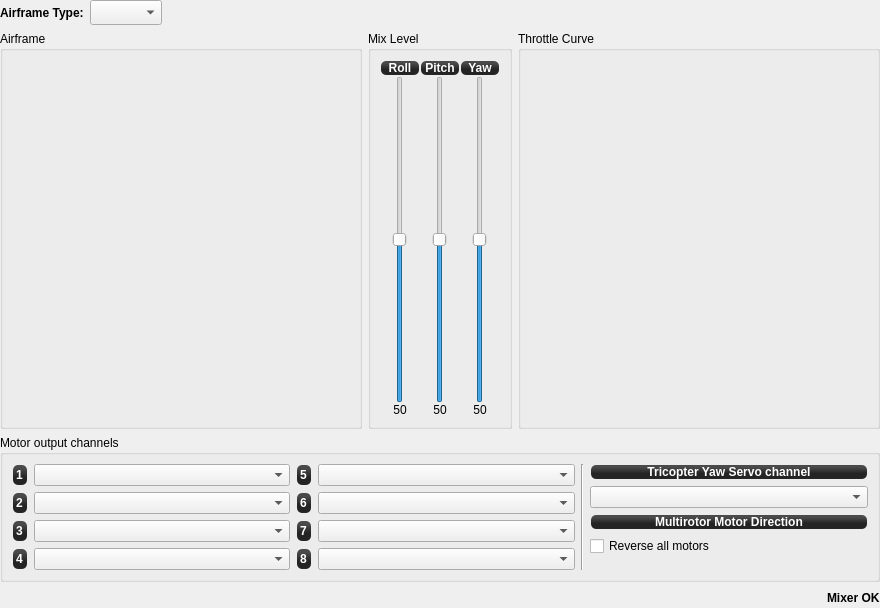
Before: the Qt Designer form ground/openpilotgcs/src/plugins/config/airframe_multirotor.ui in openpilot/OpenPilot, drawn with Qt 5.
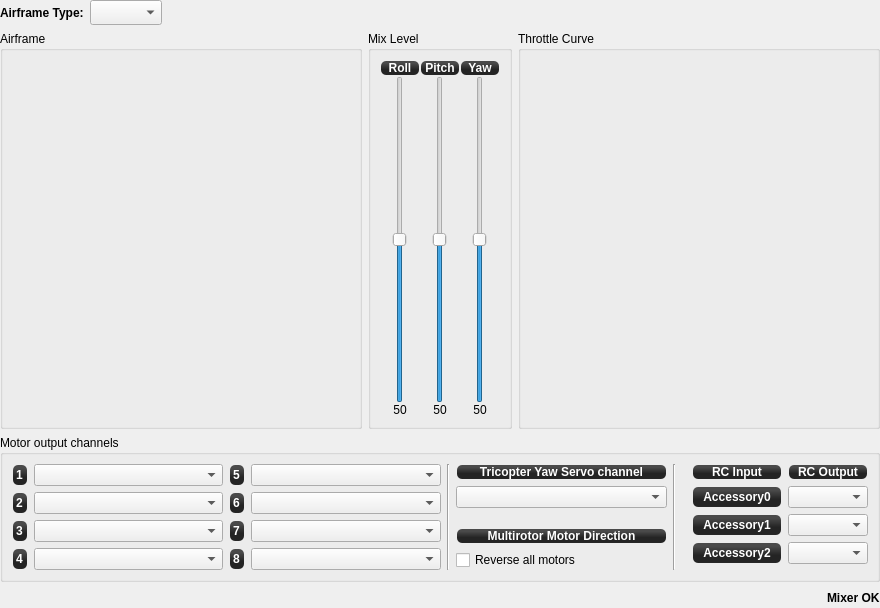
After: the same form once the commit is applied. Custom widgets are drawn as their Qt base class.

Commit message: OP-1698 First commit : Add Accessory0,1,2 to Output

What changed in the file:
```diff
--- a/ground/openpilotgcs/src/plugins/config/airframe_multirotor.ui
+++ b/ground/openpilotgcs/src/plugins/config/airframe_multirotor.ui
@@ -511,7 +511,7 @@
      <property name="title">
       <string>Motor output channels</string>
      </property>
-     <layout class="QGridLayout" name="gridLayout_7" columnstretch="1,1,0,0,1">
+     <layout class="QGridLayout" name="gridLayout_7" columnstretch="1,1,0,0,1,0,0">
       <property name="leftMargin">
        <number>9</number>
       </property>
@@ -524,19 +524,31 @@
       <property name="bottomMargin">
        <number>9</number>
       </property>
-      <item row="0" column="0" rowspan="5">
-       <layout class="QFormLayout" name="formLayout_3">
+      <item row="0" column="6" rowspan="5">
+       <layout class="QFormLayout" name="formLayout">
         <property name="sizeConstraint">
          <enum>QLayout::SetMaximumSize</enum>
         </property>
         <property name="fieldGrowthPolicy">
          <enum>QFormLayout::AllNonFixedFieldsGrow</enum>
         </property>
-        <property name="verticalSpacing">
-         <number>6</number>
+        <property name="leftMargin">
+         <number>10</number>
         </property>
         <item row="0" column="0">
-         <widget class="QLabel" name="MotorOutputLabel1_2">
+         <widget class="QLabel" name="label_2">
+          <property name="sizePolicy">
+           <sizepolicy hsizetype="Preferred" vsizetype="Preferred">
+            <horstretch>0</horstretch>
+            <verstretch>0</verstretch>
+           </sizepolicy>
+          </property>
+          <property name="minimumSize">
+           <size>
+            <width>90</width>
+            <height>16</height>
+           </size>
+          </property>
           <property name="styleSheet">
            <string notr="true">background-color: qlineargradient(spread:reflect, x1:0.507, y1:0, x2:0.507, y2:0.772, stop:0.208955 rgba(74, 74, 74, 255), stop:0.78607 rgba(36, 36, 36, 255));
 color: rgb(255, 255, 255);
@@ -545,19 +557,59 @@
 margin:1px;</string>
           </property>
           <property name="text">
-           <string>1</string>
+           <string>RC Input</string>
+          </property>
+          <property name="alignment">
+           <set>Qt::AlignCenter</set>
           </property>
          </widget>
         </item>
         <item row="0" column="1">
-         <widget class="QComboBox" name="multiMotorChannelBox1">
+         <widget class="QLabel" name="label_3">
+          <property name="sizePolicy">
+           <sizepolicy hsizetype="Expanding" vsizetype="Preferred">
+            <horstretch>0</horstretch>
+            <verstretch>0</verstretch>
+           </sizepolicy>
+          </property>
+          <property name="minimumSize">
+           <size>
+            <width>80</width>
+            <height>0</height>
+           </size>
+          </property>
           <property name="toolTip">
-           <string>Assign your motor output channels using the drawing above as a reference. Respect propeller rotation.</string>
+           <string>RcOutput channels</string>
+          </property>
+          <property name="styleSheet">
+           <string notr="true">background-color: qlineargradient(spread:reflect, x1:0.507, y1:0, x2:0.507, y2:0.772, stop:0.208955 rgba(74, 74, 74, 255), stop:0.78607 rgba(36, 36, 36, 255));
+color: rgb(255, 255, 255);
+border-radius: 5;
+font: bold 12px;
+margin:1px;</string>
+          </property>
+          <property name="text">
+           <string>RC Output</string>
+          </property>
+          <property name="alignment">
+           <set>Qt::AlignCenter</set>
           </property>
          </widget>
         </item>
         <item row="1" column="0">
-         <widget class="QLabel" name="label_13">
+         <widget class="QLabel" name="label_7">
+          <property name="sizePolicy">
+           <sizepolicy hsizetype="Preferred" vsizetype="Preferred">
+            <horstretch>0</horstretch>
+            <verstretch>0</verstretch>
+           </sizepolicy>
+          </property>
+          <property name="minimumSize">
+           <size>
+            <width>90</width>
+            <height>0</height>
+           </size>
+          </property>
           <property name="styleSheet">
            <string notr="true">background-color: qlineargradient(spread:reflect, x1:0.507, y1:0, x2:0.507, y2:0.772, stop:0.208955 rgba(74, 74, 74, 255), stop:0.78607 rgba(36, 36, 36, 255));
 color: rgb(255, 255, 255);
@@ -566,19 +618,40 @@
 margin:1px;</string>
           </property>
           <property name="text">
-           <string>2</string>
+           <string>Accessory0</string>
+          </property>
+          <property name="alignment">
+           <set>Qt::AlignCenter</set>
           </property>
          </widget>
         </item>
         <item row="1" column="1">
-         <widget class="QComboBox" name="multiMotorChannelBox2">
+         <widget class="QComboBox" name="rcOutputChannelBox1">
+          <property name="sizePolicy">
+           <sizepolicy hsizetype="MinimumExpanding" vsizetype="Fixed">
+            <horstretch>0</horstretch>
+            <verstretch>0</verstretch>
+           </sizepolicy>
+          </property>
+          <property name="minimumSize">
+           <size>
+            <width>80</width>
+            <height>0</height>
+           </size>
+          </property>
           <property name="toolTip">
            <string>Assign your motor output channels using the drawing above as a reference. Respect propeller rotation.</string>
           </property>
          </widget>
         </item>
         <item row="2" column="0">
-         <widget class="QLabel" name="label_14">
+         <widget class="QLabel" name="label_8">
+          <property name="minimumSize">
+           <size>
+            <width>90</width>
+            <height>0</height>
+           </size>
+          </property>
           <property name="styleSheet">
            <string notr="true">background-color: qlineargradient(spread:reflect, x1:0.507, y1:0, x2:0.507, y2:0.772, stop:0.208955 rgba(74, 74, 74, 255), stop:0.78607 rgba(36, 36, 36, 255));
 color: rgb(255, 255, 255);
@@ -587,19 +660,40 @@
 margin:1px;</string>
           </property>
           <property name="text">
-           <string>3</string>
+           <string>Accessory1</string>
+          </property>
+          <property name="alignment">
+           <set>Qt::AlignCenter</set>
           </property>
          </widget>
         </item>
         <item row="2" column="1">
-         <widget class="QComboBox" name="multiMotorChannelBox3">
+         <widget class="QComboBox" name="rcOutputChannelBox2">
+          <property name="sizePolicy">
+           <sizepolicy hsizetype="MinimumExpanding" vsizetype="Fixed">
+            <horstretch>0</horstretch>
+            <verstretch>0</verstretch>
+           </sizepolicy>
+          </property>
+          <property name="minimumSize">
+           <size>
+            <width>80</width>
+            <height>0</height>
+           </size>
+          </property>
           <property name="toolTip">
            <string>Assign your motor output channels using the drawing above as a reference. Respect propeller rotation.</string>
           </property>
          </widget>
         </item>
         <item row="3" column="0">
-         <widget class="QLabel" name="label_15">
+         <widget class="QLabel" name="label_9">
+          <property name="minimumSize">
+           <size>
+            <width>90</width>
+            <height>0</height>
+           </size>
+          </property>
           <property name="styleSheet">
            <string notr="true">background-color: qlineargradient(spread:reflect, x1:0.507, y1:0, x2:0.507, y2:0.772, stop:0.208955 rgba(74, 74, 74, 255), stop:0.78607 rgba(36, 36, 36, 255));
 color: rgb(255, 255, 255);
@@ -608,12 +702,27 @@
 margin:1px;</string>
           </property>
           <property name="text">
-           <string>4</string>
+           <string>Accessory2</string>
+          </property>
+          <property name="alignment">
+           <set>Qt::AlignCenter</set>
           </property>
          </widget>
         </item>
         <item row="3" column="1">
-         <widget class="QComboBox" name="multiMotorChannelBox4">
+         <widget class="QComboBox" name="rcOutputChannelBox3">
+          <property name="sizePolicy">
+           <sizepolicy hsizetype="MinimumExpanding" vsizetype="Fixed">
+            <horstretch>0</horstretch>
+            <verstretch>0</verstretch>
+           </sizepolicy>
+          </property>
+          <property name="minimumSize">
+           <size>
+            <width>80</width>
+            <height>0</height>
+           </size>
+          </property>
           <property name="toolTip">
            <string>Assign your motor output channels using the drawing above as a reference. Respect propeller rotation.</string>
           </property>
@@ -621,6 +730,35 @@
         </item>
        </layout>
       </item>
+      <item row="0" column="4">
+       <widget class="QLabel" name="label_5">
+        <property name="sizePolicy">
+         <sizepolicy hsizetype="Expanding" vsizetype="Fixed">
+          <horstretch>0</horstretch>
+          <verstretch>0</verstretch>
+         </sizepolicy>
+        </property>
+        <property name="minimumSize">
+         <size>
+          <width>0</width>
+          <height>16</height>
+         </size>
+        </property>
+        <property name="styleSheet">
+         <string notr="true">background-color: qlineargradient(spread:reflect, x1:0.507, y1:0, x2:0.507, y2:0.772, stop:0.208955 rgba(74, 74, 74, 255), stop:0.78607 rgba(36, 36, 36, 255));
+color: rgb(255, 255, 255);
+border-radius: 5;
+font: bold 12px;
+margin:1px;</string>
+        </property>
+        <property name="text">
+         <string>Tricopter Yaw Servo channel</string>
+        </property>
+        <property name="alignment">
+         <set>Qt::AlignCenter</set>
+        </property>
+       </widget>
+      </item>
       <item row="0" column="1" rowspan="5">
        <layout class="QFormLayout" name="formLayout_5">
         <property name="sizeConstraint">
@@ -749,35 +887,6 @@
         </property>
        </widget>
       </item>
-      <item row="2" column="4">
-       <widget class="QLabel" name="label_4">
-        <property name="sizePolicy">
-         <sizepolicy hsizetype="Preferred" vsizetype="Fixed">
-          <horstretch>0</horstretch>
-          <verstretch>0</verstretch>
-         </sizepolicy>
-        </property>
-        <property name="minimumSize">
-         <size>
-          <width>0</width>
-          <height>16</height>
-         </size>
-        </property>
-        <property name="styleSheet">
-         <string notr="true">background-color: qlineargradient(spread:reflect, x1:0.507, y1:0, x2:0.507, y2:0.772, stop:0.208955 rgba(74, 74, 74, 255), stop:0.78607 rgba(36, 36, 36, 255));
-color: rgb(255, 255, 255);
-border-radius: 5;
-font: bold 12px;
-margin:1px;</string>
-        </property>
-        <property name="text">
-         <string>Multirotor Motor Direction</string>
-        </property>
-        <property name="alignment">
-         <set>Qt::AlignCenter</set>
-        </property>
-       </widget>
-      </item>
       <item row="1" column="4">
        <widget class="QComboBox" name="triYawChannelBox">
         <property name="enabled">
@@ -792,47 +901,157 @@
         <property name="minimumSize">
          <size>
           <width>40</width>
-          <height>0</height>
+          <height>20</height>
          </size>
         </property>
        </widget>
       </item>
-      <item row="0" column="4">
-       <widget class="QLabel" name="label_5">
-        <property name="sizePolicy">
-         <sizepolicy hsizetype="Expanding" vsizetype="Fixed">
-          <horstretch>0</horstretch>
-          <verstretch>0</verstretch>
-         </sizepolicy>
+      <item row="0" column="0" rowspan="5">
+       <layout class="QFormLayout" name="formLayout_3">
+        <property name="sizeConstraint">
+         <enum>QLayout::SetMaximumSize</enum>
         </property>
-        <property name="minimumSize">
-         <size>
-          <width>0</width>
-          <height>16</height>
-         </size>
+        <property name="fieldGrowthPolicy">
+         <enum>QFormLayout::AllNonFixedFieldsGrow</enum>
         </property>
-        <property name="styleSheet">
-         <string notr="true">background-color: qlineargradient(spread:reflect, x1:0.507, y1:0, x2:0.507, y2:0.772, stop:0.208955 rgba(74, 74, 74, 255), stop:0.78607 rgba(36, 36, 36, 255));
+        <property name="verticalSpacing">
+         <number>6</number>
+        </property>
+        <item row="0" column="0">
+         <widget class="QLabel" name="MotorOutputLabel1_2">
+          <property name="styleSheet">
+           <string notr="true">background-color: qlineargradient(spread:reflect, x1:0.507, y1:0, x2:0.507, y2:0.772, stop:0.208955 rgba(74, 74, 74, 255), stop:0.78607 rgba(36, 36, 36, 255));
 color: rgb(255, 255, 255);
 border-radius: 5;
 font: bold 12px;
 margin:1px;</string>
+          </property>
+          <property name="text">
+           <string>1</string>
+          </property>
+         </widget>
+        </item>
+        <item row="0" column="1">
+         <widget class="QComboBox" name="multiMotorChannelBox1">
+          <property name="toolTip">
+           <string>Assign your motor output channels using the drawing above as a reference. Respect propeller rotation.</string>
+          </property>
+         </widget>
+        </item>
+        <item row="1" column="0">
+         <widget class="QLabel" name="label_13">
+          <property name="styleSheet">
+           <string notr="true">background-color: qlineargradient(spread:reflect, x1:0.507, y1:0, x2:0.507, y2:0.772, stop:0.208955 rgba(74, 74, 74, 255), stop:0.78607 rgba(36, 36, 36, 255));
+color: rgb(255, 255, 255);
+border-radius: 5;
+font: bold 12px;
+margin:1px;</string>
+          </property>
+          <property name="text">
+           <string>2</string>
+          </property>
+         </widget>
+        </item>
+        <item row="1" column="1">
+         <widget class="QComboBox" name="multiMotorChannelBox2">
+          <property name="toolTip">
+           <string>Assign your motor output channels using the drawing above as a reference. Respect propeller rotation.</string>
+          </property>
+         </widget>
+        </item>
+        <item row="2" column="0">
+         <widget class="QLabel" name="label_14">
+          <property name="styleSheet">
+           <string notr="true">background-color: qlineargradient(spread:reflect, x1:0.507, y1:0, x2:0.507, y2:0.772, stop:0.208955 rgba(74, 74, 74, 255), stop:0.78607 rgba(36, 36, 36, 255));
+color: rgb(255, 255, 255);
+border-radius: 5;
+font: bold 12px;
+margin:1px;</string>
+          </property>
+          <property name="text">
+           <string>3</string>
+          </property>
+         </widget>
+        </item>
+        <item row="2" column="1">
+         <widget class="QComboBox" name="multiMotorChannelBox3">
+          <property name="toolTip">
+           <string>Assign your motor output channels using the drawing above as a reference. Respect propeller rotation.</string>
+          </property>
+         </widget>
+        </item>
+        <item row="3" column="0">
+         <widget class="QLabel" name="label_15">
+          <property name="styleSheet">
+           <string notr="true">background-color: qlineargradient(spread:reflect, x1:0.507, y1:0, x2:0.507, y2:0.772, stop:0.208955 rgba(74, 74, 74, 255), stop:0.78607 rgba(36, 36, 36, 255));
+color: rgb(255, 255, 255);
+border-radius: 5;
+font: bold 12px;
+margin:1px;</string>
+          </property>
+          <property name="text">
+           <string>4</string>
+          </property>
+         </widget>
+        </item>
+        <item row="3" column="1">
+         <widget class="QComboBox" name="multiMotorChannelBox4">
+          <property name="toolTip">
+           <string>Assign your motor output channels using the drawing above as a reference. Respect propeller rotation.</string>
+          </property>
+         </widget>
+        </item>
+       </layout>
+      </item>
+      <item row="0" column="5" rowspan="5">
+       <widget class="Line" name="line">
+        <property name="orientation">
+         <enum>Qt::Vertical</enum>
         </property>
-        <property name="text">
-         <string>Tricopter Yaw Servo channel</string>
-        </property>
-        <property name="alignment">
-         <set>Qt::AlignCenter</set>
-        </property>
        </widget>
       </item>
-      <item row="3" column="4">
+      <item row="4" column="4">
        <widget class="QCheckBox" name="MultirotorRevMixerCheckBox">
+        <property name="minimumSize">
+         <size>
+          <width>0</width>
+          <height>20</height>
+         </size>
+        </property>
         <property name="text">
          <string>Reverse all motors</string>
         </property>
        </widget>
       </item>
+      <item row="3" column="4">
+       <widget class="QLabel" name="label_4">
+        <property name="sizePolicy">
+         <sizepolicy hsizetype="Preferred" vsizetype="Fixed">
+          <horstretch>0</horstretch>
+          <verstretch>0</verstretch>
+         </sizepolicy>
+        </property>
+        <property name="minimumSize">
+         <size>
+          <width>0</width>
+          <height>16</height>
+         </size>
+        </property>
+        <property name="styleSheet">
+         <string notr="true">background-color: qlineargradient(spread:reflect, x1:0.507, y1:0, x2:0.507, y2:0.772, stop:0.208955 rgba(74, 74, 74, 255), stop:0.78607 rgba(36, 36, 36, 255));
+color: rgb(255, 255, 255);
+border-radius: 5;
+font: bold 12px;
+margin:1px;</string>
+        </property>
+        <property name="text">
+         <string>Multirotor Motor Direction</string>
+        </property>
+        <property name="alignment">
+         <set>Qt::AlignCenter</set>
+        </property>
+       </widget>
+      </item>
      </layout>
     </widget>
    </item>
```
Left out of the diff: 6 changed lines with no effect on the pictures. The commit also changes 3 other files.
